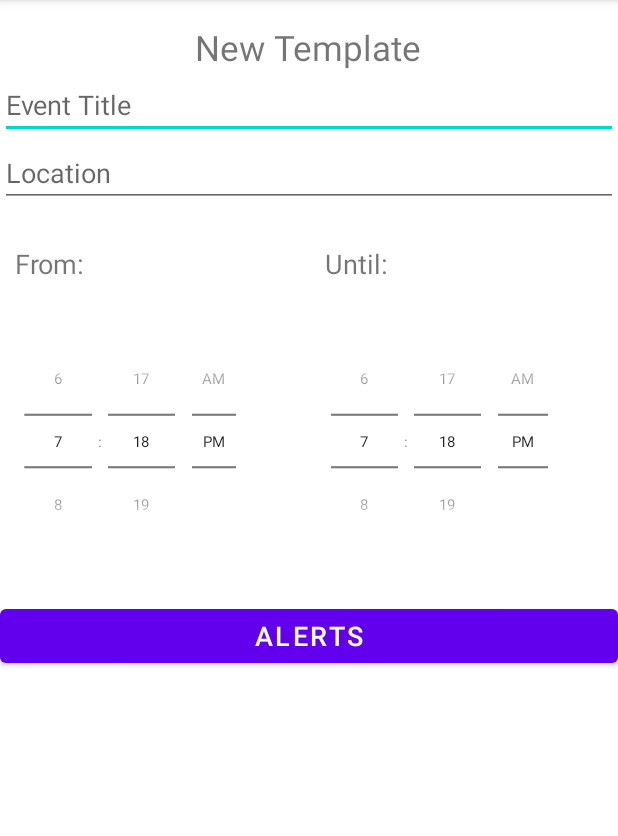
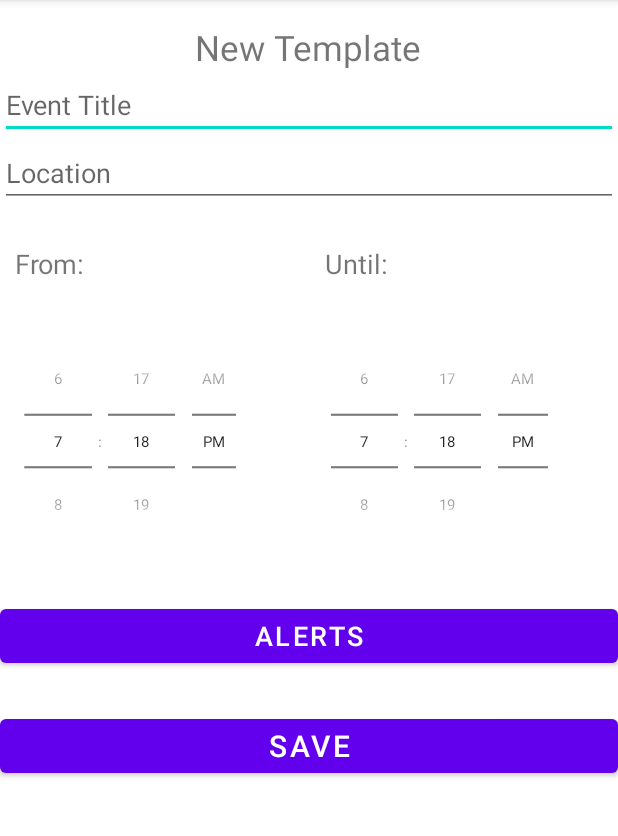
Before and after one commit to WilliamBayliss/CalendarApp, an Android app: the TemplateActivity screen opened directly, with no data from a screen before it, on a phone screen of 412 x 824 dp, the part 84-920 px from its top. Run offline under Robolectric (Android 15) with nearby library versions, the phone set to English and light mode, and no system bars.

Commit message:
Hooked up template_activity.xml buttons to activity code

```diff
--- a/app/src/main/java/com/williambayliss/calendar/TemplateActivity.java
+++ b/app/src/main/java/com/williambayliss/calendar/TemplateActivity.java
@@ -3,23 +3,38 @@ package com.williambayliss.calendar;
 import android.content.Intent;
 import android.os.Bundle;
 import android.os.PersistableBundle;
+import android.widget.Button;
+import android.widget.EditText;
 import android.widget.LinearLayout;
 import android.widget.TextView;
+import android.widget.TimePicker;
 
 import androidx.annotation.Nullable;
 import androidx.appcompat.app.AppCompatActivity;
 import androidx.recyclerview.widget.RecyclerView;
 
 public class TemplateActivity extends AppCompatActivity {
-    TextView titleTextView;
-
+    EditText eventTitle;
+    EditText eventLocation;
+    TimePicker fromTime;
+    TimePicker untilTime;
+    Button alertsButton;
+    Button saveButton;
     @Override
     public void onCreate(Bundle savedInstanceState) {
         super.onCreate(savedInstanceState);
         Intent intent = getIntent();
         setContentView(R.layout.template_activity);
 
-        titleTextView = findViewById(R.id.newTemplateTextView);
+        eventTitle = findViewById(R.id.eventTitleEditText);
+        eventLocation = findViewById(R.id.eventLocationEditText);
+        fromTime = findViewById(R.id.fromTimeSpinner);
+        untilTime = findViewById(R.id.untilTimeSpinner);
+        alertsButton = findViewById(R.id.alertsButton);
+        saveButton = findViewById(R.id.saveButton);
+
+
+
 
     }
 }
--- a/app/src/main/res/layout/template_activity.xml
+++ b/app/src/main/res/layout/template_activity.xml
@@ -80,7 +80,15 @@
         android:layout_width="match_parent"
         android:layout_height="wrap_content"
         android:text="Alerts"
+        android:id="@+id/alertsButton"
+        android:layout_marginBottom="25dp"
         android:textSize="18dp"/>
 
-
+    <Button
+        android:layout_width="match_parent"
+        android:layout_height="wrap_content"
+        android:text="Save"
+        android:id="@+id/saveButton"
+        android:textSize="20dp"
+        android:layout_gravity="bottom" />
 </LinearLayout>
```
